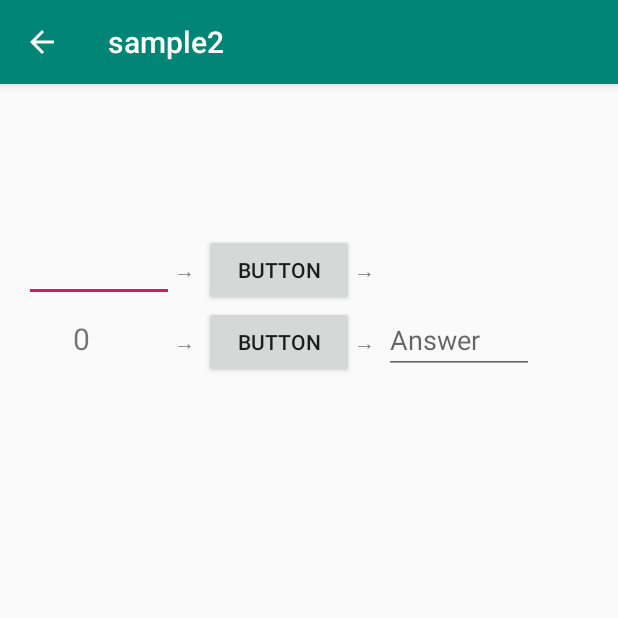
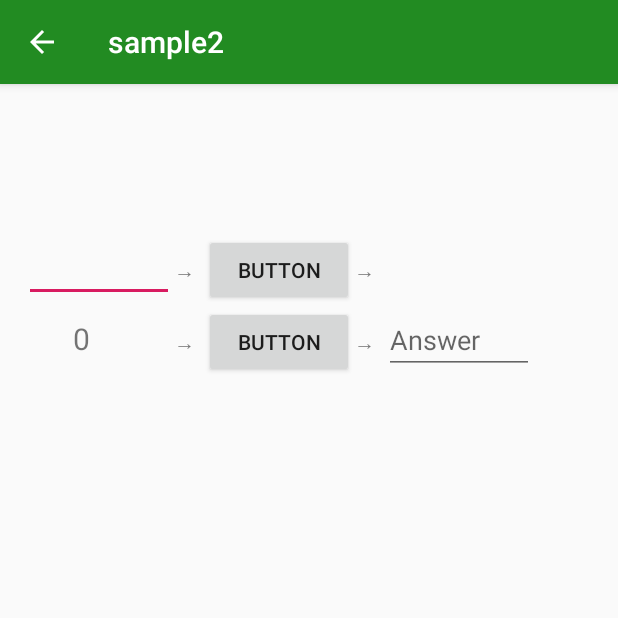
Before and after one commit to kenkensik/sample2, an Android app: the stage1 screen opened directly, with no data from a screen before it, on a phone screen of 412 x 824 dp, the top half of it. Run offline under Robolectric (Android 15) with nearby library versions, the phone set to English and light mode, and no system bars; libraries missing offline, so code that uses them is left out: io.realm, jp.techacademy.kento.

```diff
--- a/app/build.gradle
+++ b/app/build.gradle
@@ -30,6 +30,7 @@ dependencies {
     implementation 'androidx.appcompat:appcompat:1.0.2'
     implementation 'androidx.core:core-ktx:1.0.2'
     implementation 'androidx.constraintlayout:constraintlayout:1.1.3'
+    implementation 'com.google.android.material:material:1.0.0'
     testImplementation 'junit:junit:4.12'
     androidTestImplementation 'androidx.test.ext:junit:1.1.0'
     androidTestImplementation 'androidx.test.espresso:espresso-core:3.1.1'
--- a/app/src/main/res/values/colors.xml
+++ b/app/src/main/res/values/colors.xml
@@ -1,6 +1,6 @@
 <?xml version="1.0" encoding="utf-8"?>
 <resources>
-    <color name="colorPrimary">#008577</color>
-    <color name="colorPrimaryDark">#00574B</color>
+    <color name="colorPrimary">#228b22</color>
+    <color name="colorPrimaryDark">#556b2f</color>
     <color name="colorAccent">#D81B60</color>
 </resources>
```
Also changed, not shown: app/src/main/java/jp/techacademy/kento/saka/sample2/MainActivity.kt (+4 -4 lines), app/src/main/java/jp/techacademy/kento/saka/sample2/stage1.kt (+7 -1 lines), app/src/main/java/jp/techacademy/kento/saka/sample2/stageselect.kt (+8 -0 lines).
